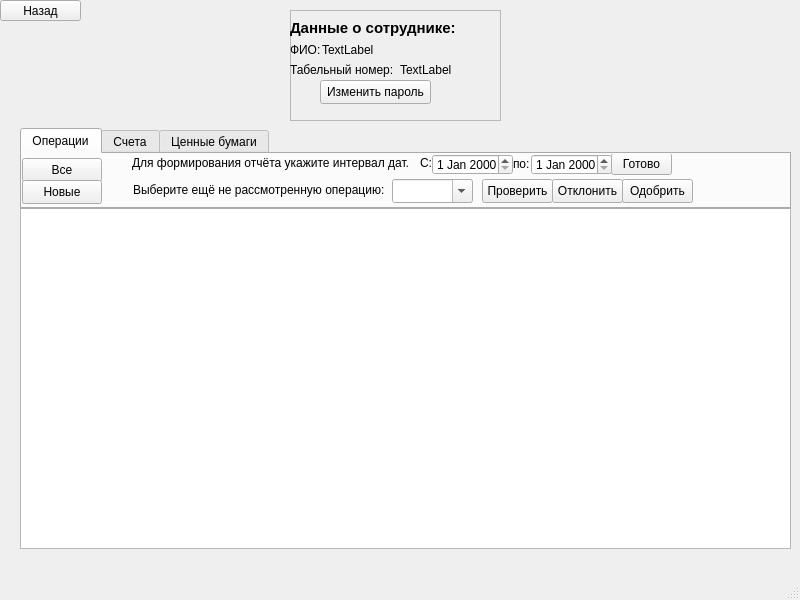
Old version of the form emploperator.ui in the repository migeliusIV/DB.
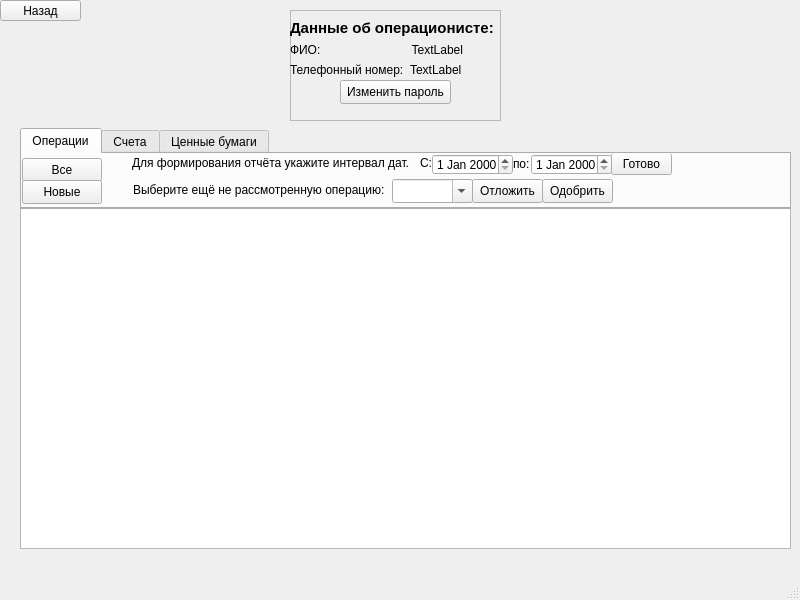
New version of the form.

Patch:
```diff
--- a/emploperator.ui
+++ b/emploperator.ui
@@ -151,36 +151,23 @@
        <string>Выберите ещё не рассмотренную операцию:</string>
       </property>
      </widget>
-     <widget class="QPushButton" name="btnDealCheck">
-      <property name="geometry">
-       <rect>
-        <x>460</x>
-        <y>25</y>
-        <width>71</width>
-        <height>24</height>
-       </rect>
-      </property>
-      <property name="text">
-       <string>Проверить</string>
-      </property>
-     </widget>
      <widget class="QPushButton" name="btnDealReject">
       <property name="geometry">
        <rect>
-        <x>530</x>
+        <x>450</x>
         <y>25</y>
         <width>71</width>
         <height>24</height>
        </rect>
       </property>
       <property name="text">
-       <string>Отклонить</string>
+       <string>Отложить</string>
       </property>
      </widget>
      <widget class="QPushButton" name="btnDealAccept">
       <property name="geometry">
        <rect>
-        <x>600</x>
+        <x>520</x>
         <y>25</y>
         <width>71</width>
         <height>24</height>
@@ -339,20 +326,20 @@
       <rect>
        <x>0</x>
        <y>52</y>
-       <width>111</width>
+       <width>121</width>
        <height>16</height>
       </rect>
      </property>
      <property name="text">
-      <string>Табельный номер:</string>
+      <string>Телефонный номер:</string>
      </property>
     </widget>
     <widget class="QLabel" name="lblINNTxt">
      <property name="geometry">
       <rect>
-       <x>110</x>
+       <x>120</x>
        <y>50</y>
-       <width>91</width>
+       <width>81</width>
        <height>20</height>
       </rect>
      </property>
@@ -365,18 +352,21 @@
       <rect>
        <x>32</x>
        <y>30</y>
-       <width>151</width>
+       <width>141</width>
        <height>20</height>
       </rect>
      </property>
      <property name="text">
       <string>TextLabel</string>
      </property>
+     <property name="alignment">
+      <set>Qt::AlignmentFlag::AlignRight|Qt::AlignmentFlag::AlignTrailing|Qt::AlignmentFlag::AlignVCenter</set>
+     </property>
     </widget>
     <widget class="QPushButton" name="btnUserChanges">
      <property name="geometry">
       <rect>
-       <x>30</x>
+       <x>50</x>
        <y>70</y>
        <width>111</width>
        <height>24</height>
@@ -391,7 +381,7 @@
       <rect>
        <x>0</x>
        <y>10</y>
-       <width>171</width>
+       <width>211</width>
        <height>16</height>
       </rect>
      </property>
@@ -402,7 +392,7 @@
       </font>
      </property>
      <property name="text">
-      <string>Данные о сотруднике:</string>
+      <string>Данные об операционисте:</string>
      </property>
     </widget>
    </widget>
```
Left out of the diff: 14 changed lines with no effect on the pictures.
